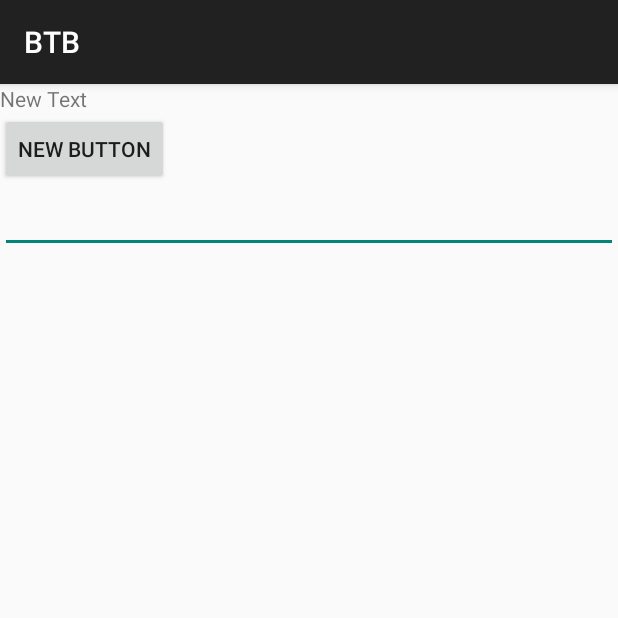
After one commit to tete2soja/BTB, an Android app: the fragment MyDialogFragment shown on its own in the app's theme, on a phone screen of 412 x 824 dp, the top half of it. The commit adds this screen. Run offline under Robolectric (Android 15) with nearby library versions, the phone set to English and light mode, and no system bars; 2 statements that could not run were skipped.

Commit message:
Add about dialog

```diff
--- /dev/null
+++ b/app/src/main/java/com/example/darkitty/btb/MyDialogFragment.java
@@ -0,0 +1,53 @@
+package com.example.darkitty.btb;
+
+/**
+ * Created by alices on 08/08/15.
+ */
+import android.app.DialogFragment;
+import android.os.Bundle;
+import android.view.KeyEvent;
+import android.view.LayoutInflater;
+import android.view.View;
+import android.view.ViewGroup;
+import android.view.WindowManager;
+import android.widget.EditText;
+import android.widget.TextView;
+
+public class MyDialogFragment extends DialogFragment implements TextView.OnEditorActionListener {
+
+    private EditText mEditText;
+
+
+    public interface UserNameListener {
+        void onFinishUserDialog(String user);
+    }
+
+    // Empty constructor required for DialogFragment
+    public MyDialogFragment() {
+
+    }
+
+    @Override
+    public View onCreateView(LayoutInflater inflater, ViewGroup container,
+                             Bundle savedInstanceState) {
+        View view = inflater.inflate(R.layout.about, container);
+        mEditText = (EditText) view.findViewById(R.id.editText);
+
+        // set this instance as callback for editor action
+        mEditText.setOnEditorActionListener(this);
+        mEditText.requestFocus();
+        getDialog().getWindow().setSoftInputMode(WindowManager.LayoutParams.SOFT_INPUT_STATE_VISIBLE);
+        getDialog().setTitle("Please enter username");
+
+        return view;
+    }
+
+    @Override
+    public boolean onEditorAction(TextView v, int actionId, KeyEvent event) {
+        // Return input text to activity
+        UserNameListener activity = (UserNameListener) getActivity();
+        activity.onFinishUserDialog(mEditText.getText().toString());
+        this.dismiss();
+        return true;
+    }
+}
--- /dev/null
+++ b/app/src/main/res/layout/about.xml
@@ -0,0 +1,23 @@
+<?xml version="1.0" encoding="utf-8"?>
+<LinearLayout xmlns:android="http://schemas.android.com/apk/res/android"
+    android:orientation="vertical" android:layout_width="match_parent"
+    android:layout_height="match_parent">
+
+    <TextView
+        android:layout_width="wrap_content"
+        android:layout_height="wrap_content"
+        android:text="New Text"
+        android:id="@+id/aboutText" />
+
+    <Button
+        android:layout_width="wrap_content"
+        android:layout_height="wrap_content"
+        android:text="New Button"
+        android:id="@+id/dialogButtonOK" />
+
+    <EditText
+        android:layout_width="match_parent"
+        android:layout_height="wrap_content"
+        android:id="@+id/editText"
+        android:layout_gravity="center_horizontal" />
+</LinearLayout>
--- a/app/src/main/res/xml/pref_general.xml
+++ b/app/src/main/res/xml/pref_general.xml
@@ -31,4 +31,10 @@
             android:summary="@string/theme_sum"
             android:title="@string/theme" />
     </PreferenceCategory>
+
+    <PreferenceCategory
+        android:summary="About"
+        android:title="About" >
+        <Preference android:title="About" android:key="about"/>
+    </PreferenceCategory>
 </PreferenceScreen>
```
Also changed, not shown: app/src/main/java/com/example/darkitty/btb/AboutPopup.java (added, +28 -0 lines), app/src/main/java/com/example/darkitty/btb/SettingsActivity.java (+27 -1 lines).
